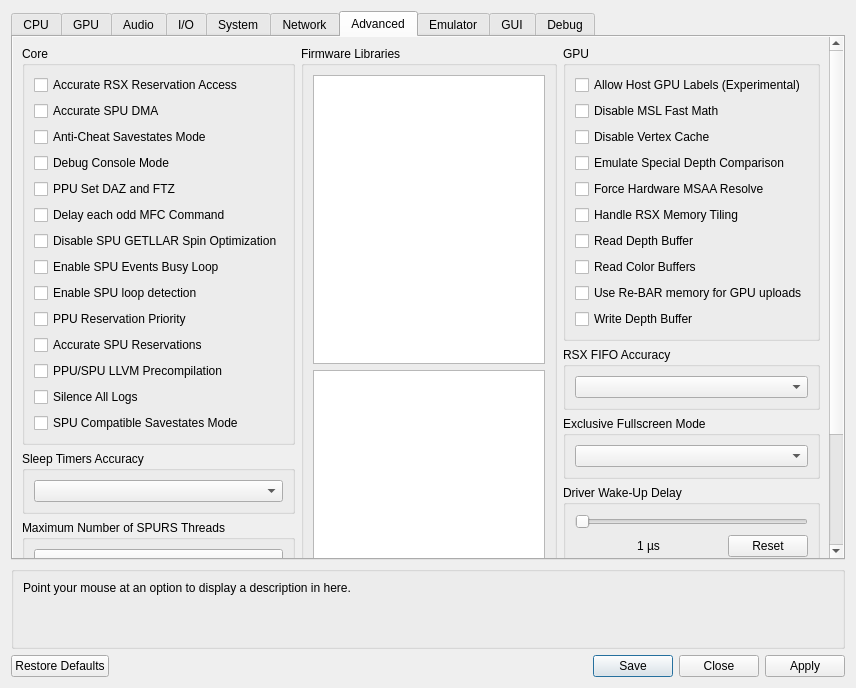
Above: rpcs3/rpcs3qt/settings_dialog.ui from RPCS3/rpcs3 before the change. Below: the same form after it.
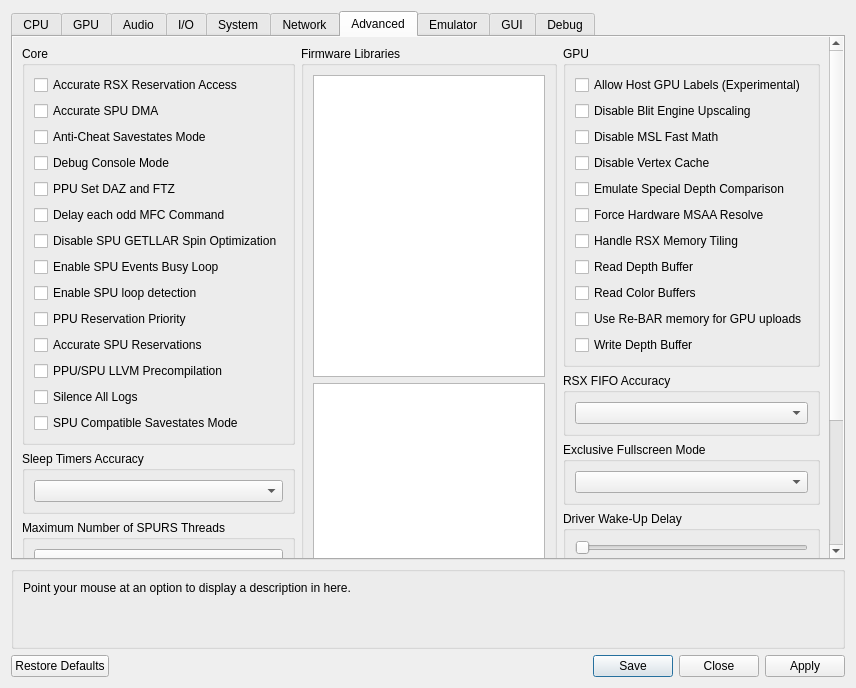
That is the form after the change. The open tabs and pages were chosen to show the change. Icons and pictures are not drawn. Custom widgets are drawn as their Qt base class.

Commit message: rsx/qt: Move the "disable blit engine upscaling" option to the advanced tab

```diff
--- a/rpcs3/rpcs3qt/settings_dialog.ui
+++ b/rpcs3/rpcs3qt/settings_dialog.ui
@@ -2780,6 +2780,13 @@
                     </property>
                    </widget>
                   </item>
+                  <item>
+                   <widget class="QCheckBox" name="blitEngineScaling">
+                    <property name="text">
+                     <string>Disable Blit Engine Upscaling</string>
+                    </property>
+                   </widget>
+                  </item>
                   <item>
                    <widget class="QCheckBox" name="disableMslFastMath">
                     <property name="text">
@@ -4457,13 +4464,6 @@
                   </property>
                  </widget>
                 </item>
-                <item>
-                  <widget class="QCheckBox" name="blitEngineScaling">
-                  <property name="text">
-                    <string>Disable Blit Engine Upscaling</string>
-                  </property>
-                  </widget>
-                </item>
                 <item>
                  <widget class="QCheckBox" name="disableFIFOReordering">
                   <property name="text">
```
The commit also changes 1 other file.
